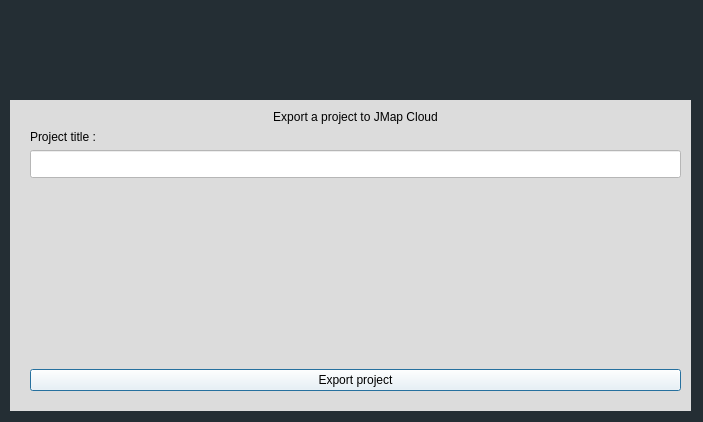
First picture: the form in ui/ui_files/export_project_dialog_base.ui, repository k2geospatial/jmapcloud-qgis-plugin, before the edit.
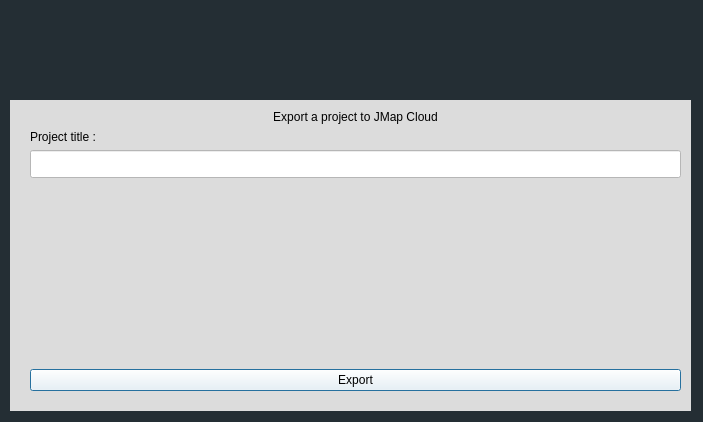
Second picture: the form after the edit. Icons and pictures are not drawn.

```diff
--- a/ui/ui_files/export_project_dialog_base.ui
+++ b/ui/ui_files/export_project_dialog_base.ui
@@ -160,7 +160,7 @@
         <string notr="true">background-color:rgb(255, 255, 255)</string>
        </property>
        <property name="text">
-        <string>Export project</string>
+        <string>Export</string>
        </property>
       </widget>
      </item>
```
